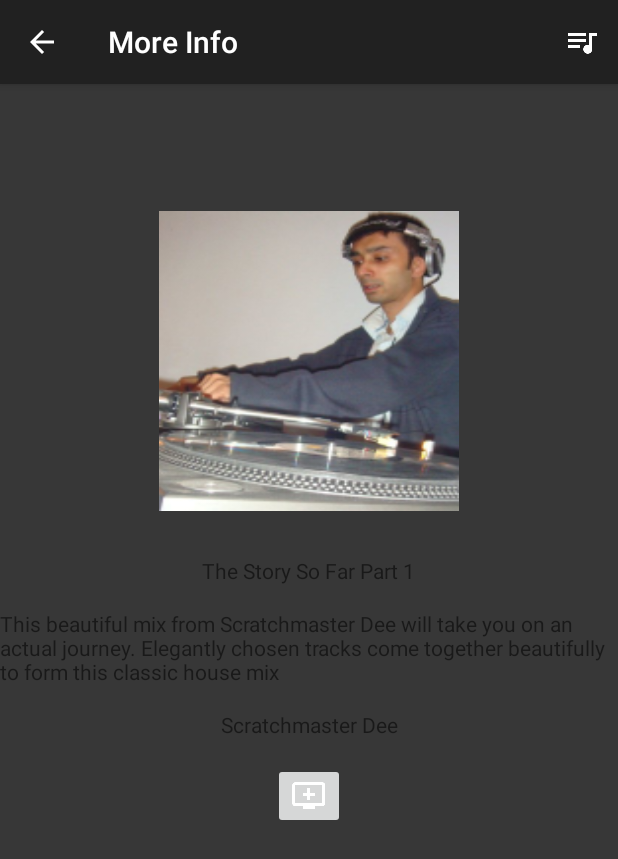
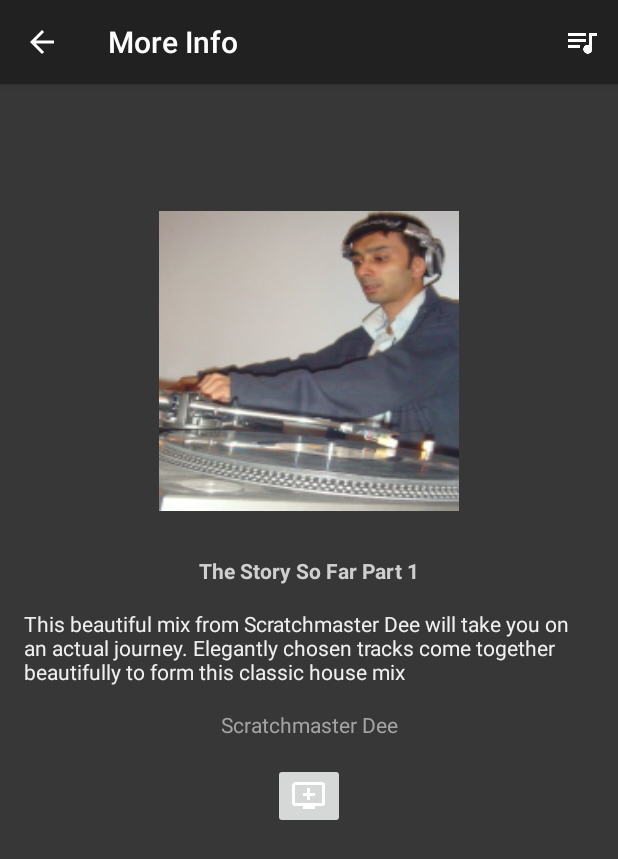
Before and after one commit to fruitcakej/FunkyPod, an Android app: the screen it shows after launch (MoreInfo), after a tap on "The Story So Far Part 1", on a phone screen of 412 x 824 dp. Shown: the top 859 px of the screen. Run offline under Robolectric (Android 15) with nearby library versions, the phone set to English and light mode, and no system bars.

Commit message:
Building other activities

```diff
--- a/app/src/main/res/layout/content_more_info.xml
+++ b/app/src/main/res/layout/content_more_info.xml
@@ -9,7 +9,7 @@
     tools:showIn="@layout/activity_more_info">
 
     <ImageView
-        android:id="@+id/mix_icon"
+        android:id="@id/mix_icon"
         android:layout_width="200dp"
         android:layout_height="200dp"
         android:layout_marginTop="8dp"
@@ -30,22 +30,23 @@
         android:id="@id/mixName"
         android:layout_width="wrap_content"
         android:layout_height="wrap_content"
+        android:textColor="@color/mixName"
+        android:textStyle="bold"
         android:layout_marginEnd="@dimen/lToR"
         android:layout_marginStart="@dimen/lToR"
         android:layout_marginTop="30dp"
-        android:text="TextView"
         app:layout_constraintEnd_toEndOf="parent"
         app:layout_constraintStart_toStartOf="parent"
         app:layout_constraintTop_toBottomOf="@+id/mix_icon" />
 
     <TextView
         android:id="@id/info"
-        android:layout_width="wrap_content"
+        android:layout_width="match_parent"
         android:layout_height="wrap_content"
+        android:textColor="@color/infoText"
         android:layout_marginEnd="@dimen/lToR"
         android:layout_marginStart="@dimen/lToR"
         android:layout_marginTop="@dimen/activity_vertical_margin"
-        android:text="TextView"
         app:layout_constraintEnd_toEndOf="parent"
         app:layout_constraintStart_toStartOf="parent"
         app:layout_constraintTop_toBottomOf="@+id/mixName" />
@@ -54,10 +55,10 @@
         android:id="@id/artistName"
         android:layout_width="wrap_content"
         android:layout_height="wrap_content"
+        android:textColor="@color/artistName"
         android:layout_marginEnd="@dimen/lToR"
         android:layout_marginStart="@dimen/lToR"
         android:layout_marginTop="@dimen/activity_vertical_margin"
-        android:text="TextView"
         app:layout_constraintEnd_toEndOf="parent"
         app:layout_constraintStart_toStartOf="parent"
         app:layout_constraintTop_toBottomOf="@+id/info" />
```
